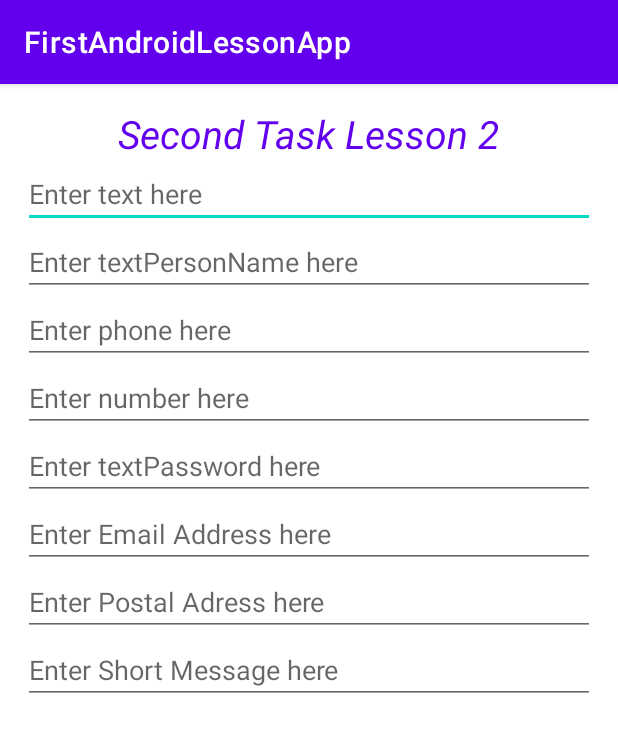
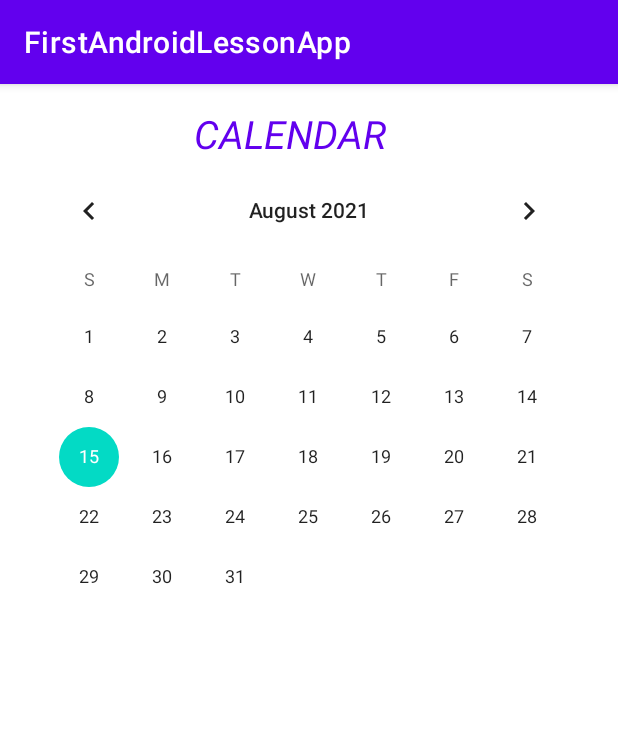
Before and after one commit to inflames1986/FirstAndroidLessonApp, an Android app: the screen it shows after launch (MainActivity), on a phone screen of 412 x 824 dp. Shown: the top 732 px of the screen. Run offline under Robolectric (Android 15) with nearby library versions, the phone set to English and light mode, and no system bars.

Commit message:
1 Lesson, 3, 4 Task added

```diff
--- a/app/src/main/res/layout/simplesubscriberandroidapp.xml
+++ b/app/src/main/res/layout/simplesubscriberandroidapp.xml
@@ -1,75 +1,86 @@
 <?xml version="1.0" encoding="utf-8"?>
 <LinearLayout xmlns:android="http://schemas.android.com/apk/res/android"
+    xmlns:tools="http://schemas.android.com/tools"
     android:layout_width="match_parent"
     android:layout_height="match_parent"
     android:layout_margin="15dp"
-    android:orientation="vertical">
+    android:orientation="vertical"
+    tools:ignore="ExtraText">
 
     <TextView
         android:id="@+id/phone_text_view"
         android:layout_width="wrap_content"
         android:layout_height="wrap_content"
         android:layout_gravity="center"
-        android:text="Second Task Lesson 2"
+        android:ems="5"
+        android:text="CALENDAR"
         android:textColor="@color/purple_500"
         android:textSize="26sp"
         android:textStyle="italic" />
 
+    <CalendarView
+        android:id="@+id/calendar_day_selector_frame"
+        android:layout_width="match_parent"
+        android:layout_height="wrap_content" />
+    android:ems или setEms(n) задает ширину TextView,
+    чтобы соответствовать тексту из n ' m ' букв независимо
+    от фактического расширения текста и размера текста.
 
-    <EditText
-        android:id="@+id/text_field"
-        android:layout_width="match_parent"
-        android:layout_height="wrap_content"
-        android:hint="Enter text here"
-        android:inputType="text" />
 
-    <EditText
-        android:id="@+id/text_person_name_field"
-        android:layout_width="match_parent"
-        android:layout_height="wrap_content"
-        android:hint="Enter textPersonName here"
-        android:inputType="textPersonName" />
+    <!--    <EditText-->
+    <!--        android:id="@+id/text_field"-->
+    <!--        android:layout_width="match_parent"-->
+    <!--        android:layout_height="wrap_content"-->
+    <!--        android:hint="Enter text here"-->
+    <!--        android:inputType="text" />-->
 
-    <EditText
-        android:id="@+id/phone"
-        android:layout_width="match_parent"
-        android:layout_height="wrap_content"
-        android:hint="Enter phone here"
-        android:inputType="phone" />
+    <!--    <EditText-->
+    <!--        android:id="@+id/text_person_name_field"-->
+    <!--        android:layout_width="match_parent"-->
+    <!--        android:layout_height="wrap_content"-->
+    <!--        android:hint="Enter textPersonName here"-->
+    <!--        android:inputType="textPersonName" />-->
 
-    <EditText
-        android:id="@+id/number"
-        android:layout_width="match_parent"
-        android:layout_height="wrap_content"
-        android:hint="Enter number here"
-        android:inputType="number" />
+    <!--    <EditText-->
+    <!--        android:id="@+id/phone"-->
+    <!--        android:layout_width="match_parent"-->
+    <!--        android:layout_height="wrap_content"-->
+    <!--        android:hint="Enter phone here"-->
+    <!--        android:inputType="phone" />-->
 
-    <EditText
-        android:id="@+id/text_password"
-        android:layout_width="match_parent"
-        android:layout_height="wrap_content"
-        android:hint="Enter textPassword here"
-        android:inputType="textPassword" />
+    <!--    <EditText-->
+    <!--        android:id="@+id/number"-->
+    <!--        android:layout_width="match_parent"-->
+    <!--        android:layout_height="wrap_content"-->
+    <!--        android:hint="Enter number here"-->
+    <!--        android:inputType="number" />-->
 
-    <EditText
-        android:id="@+id/text_email_adress"
-        android:layout_width="match_parent"
-        android:layout_height="wrap_content"
-        android:hint="Enter Email Address here"
-        android:inputType="textEmailAddress" />
+    <!--    <EditText-->
+    <!--        android:id="@+id/text_password"-->
+    <!--        android:layout_width="match_parent"-->
+    <!--        android:layout_height="wrap_content"-->
+    <!--        android:hint="Enter textPassword here"-->
+    <!--        android:inputType="textPassword" />-->
 
-    <EditText
-        android:id="@+id/text_postal_adress"
-        android:layout_width="match_parent"
-        android:layout_height="wrap_content"
-        android:hint="Enter Postal Adress here"
-        android:inputType="textPostalAddress" />
+    <!--    <EditText-->
+    <!--        android:id="@+id/text_email_adress"-->
+    <!--        android:layout_width="match_parent"-->
+    <!--        android:layout_height="wrap_content"-->
+    <!--        android:hint="Enter Email Address here"-->
+    <!--        android:inputType="textEmailAddress" />-->
 
-    <EditText
-        android:id="@+id/text_short_message"
-        android:layout_width="match_parent"
-        android:layout_height="wrap_content"
-        android:hint="Enter Short Message here"
-        android:inputType="textShortMessage" />
+    <!--    <EditText-->
+    <!--        android:id="@+id/text_postal_adress"-->
+    <!--        android:layout_width="match_parent"-->
+    <!--        android:layout_height="wrap_content"-->
+    <!--        android:hint="Enter Postal Adress here"-->
+    <!--        android:inputType="textPostalAddress" />-->
+
+    <!--    <EditText-->
+    <!--        android:id="@+id/text_short_message"-->
+    <!--        android:layout_width="match_parent"-->
+    <!--        android:layout_height="wrap_content"-->
+    <!--        android:hint="Enter Short Message here"-->
+    <!--        android:inputType="textShortMessage" />-->
 
 </LinearLayout>
```
